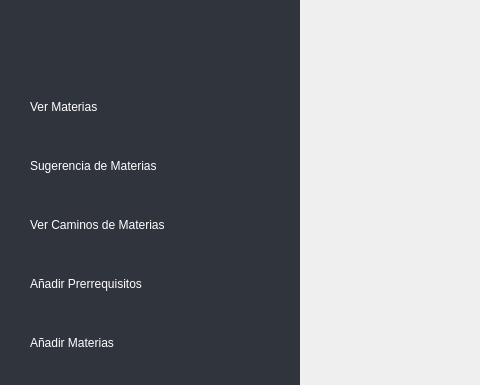
Jav-Var/Graduacion-UNAL, file graduacion_unal/gui/ui/MainWindow.ui: the form before one commit; both pictures show x 0 to 480 and y 0 to 385 of the 1112 by 639 pixel window.
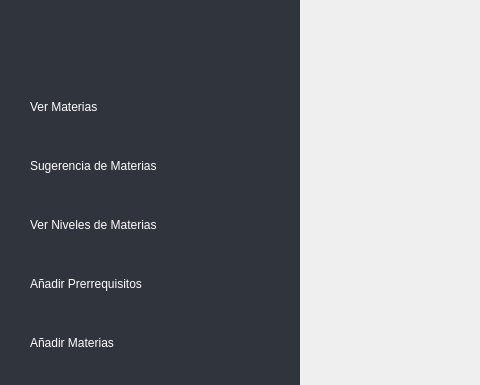
The form after the commit. Icons and pictures are not drawn.

What changed in the file:
```diff
--- a/graduacion_unal/gui/ui/MainWindow.ui
+++ b/graduacion_unal/gui/ui/MainWindow.ui
@@ -114,7 +114,7 @@
           <item>
            <widget class="QPushButton" name="ButtonVerCaminosMaterias">
             <property name="text">
-             <string>Ver Caminos de Materias</string>
+             <string>Ver Niveles de Materias</string>
             </property>
             <property name="icon">
              <iconset resource="../resources.qrc">
```
